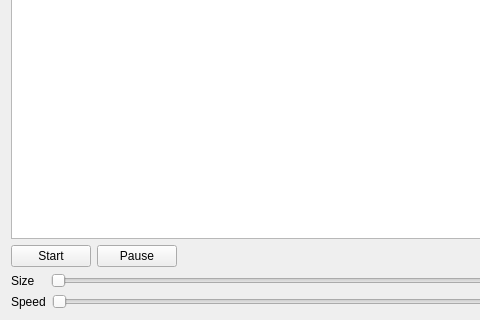
Old version of the form widget.ui in the repository BayernMuller/astar-visualization; both pictures show x 0 to 480 and y 326 to 646 of the 646 by 646 pixel window.
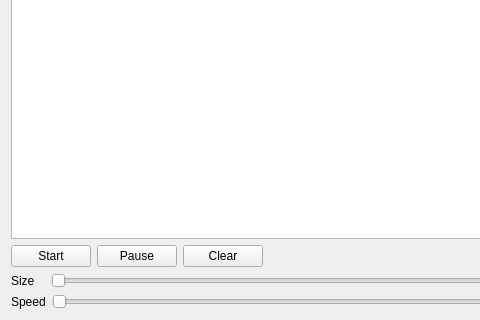
New version of the form.

Commit message: Add clear button to the UI

```diff
--- a/widget.ui
+++ b/widget.ui
@@ -33,6 +33,13 @@
        </property>
       </widget>
      </item>
+     <item>
+      <widget class="QPushButton" name="clearButton">
+       <property name="text">
+        <string>Clear</string>
+       </property>
+      </widget>
+     </item>
      <item>
       <spacer name="horizontalSpacer">
        <property name="orientation">
```
The commit also changes 1 other file.
